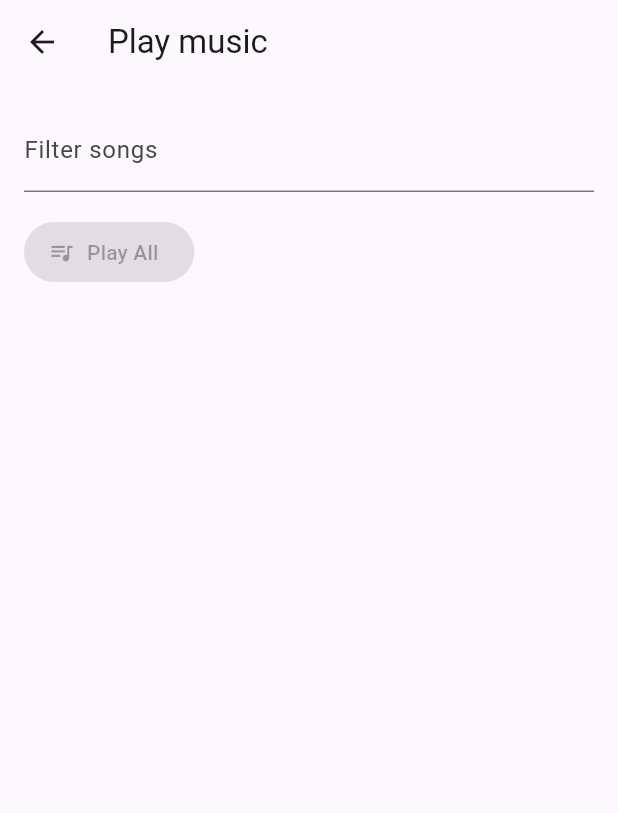
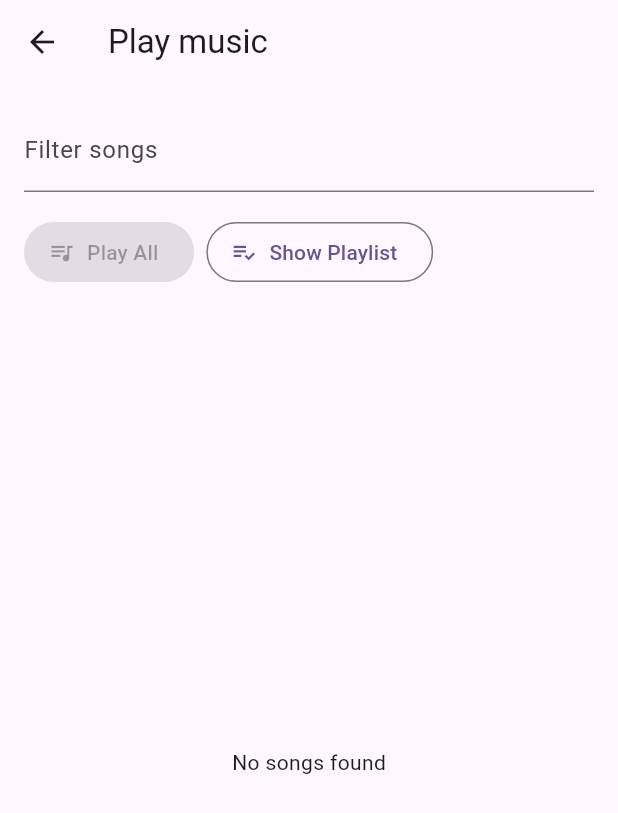
Before and after one commit to Lesrac/homeApplicationsClient, a Flutter app: the AudioScreen screen opened directly with empty values, on a phone screen of 412 x 824 dp. Shown: the top 813 px of the screen. Run offline on Flutter 3.47's test engine with Material 3 defaults, Android fonts, the phone set to English and light mode, and no system bars; our stand-ins replace audioplayers, shared_preferences; accounts and stored records are empty; network calls fail.

Commit message:
allow to create a single playlist

```diff
--- a/lib/screens/audio_screen.dart
+++ b/lib/screens/audio_screen.dart
@@ -27,6 +27,10 @@ class _AudioScreenState extends State<AudioScreen> {
   int _playAllIndex = 0;
   List<String> _playAllQueue = [];
   List<String> _songs = [];
+
+  // Playlist state
+  List<String> _playlist = [];
+  bool _showPlaylist = false;
 
   @override
   void initState() {
@@ -123,6 +127,26 @@ class _AudioScreenState extends State<AudioScreen> {
     await _play(_playAllQueue[_playAllIndex], fromPlayAll: true);
   }
 
+  void _addToPlaylist(String title) {
+    if (!_playlist.contains(title)) {
+      setState(() {
+        _playlist.add(title);
+      });
+    }
+  }
+
+  void _removeFromPlaylist(String title) {
+    setState(() {
+      _playlist.remove(title);
+    });
+  }
+
+  void _togglePlaylistView() {
+    setState(() {
+      _showPlaylist = !_showPlaylist;
+    });
+  }
+
   @override
   Widget build(BuildContext context) {
     final filteredSongs =
@@ -132,12 +156,13 @@ class _AudioScreenState extends State<AudioScreen> {
             )
             .toList();
 
+    final listToShow = _showPlaylist ? _playlist : filteredSongs;
+
     return Scaffold(
       appBar: AppBar(title: const Text('Play music')),
       body: Padding(
         padding: const EdgeInsets.all(16.0),
-        child:
-            _isLoading
+        child: _isLoading
             ? const Center(child: CircularProgressIndicator())
             : Column(
                 children: [
@@ -154,33 +179,77 @@ class _AudioScreenState extends State<AudioScreen> {
                   const SizedBox(height: 16),
                   if (_currentlyPlayingTitle != null)
                     SongProgressBar(duration: _duration, position: _position),
-                    Row(
-                      children: [
-                        ElevatedButton.icon(
-                          icon: const Icon(Icons.queue_music),
-                          label: const Text('Play All'),
-                          onPressed:
-                              (_isPlayingAll || filteredSongs.isEmpty)
-                                  ? null
-                                  : () => _playAll(filteredSongs),
-                        ),
-                        if (_isPlayingAll)
-                          Padding(
-                            padding: const EdgeInsets.only(left: 12.0),
-                            child: Text(
-                              'Playing all...',
-                              style: TextStyle(color: Colors.green[700]),
-                            ),
-                          ),
-                      ],
+                  PlayControlsRow(
+                    showPlaylist: _showPlaylist,
+                    isPlayingAll: _isPlayingAll,
+                    filteredSongs: filteredSongs,
+                    playlist: _playlist,
+                    onPlayAll: () => _playAll(filteredSongs),
+                    onPlayAllPlaylist: () => _playAll(_playlist),
+                    onTogglePlaylistView: _togglePlaylistView,
                   ),
                   const SizedBox(height: 16),
                   Expanded(
-                      child: ListView.builder(
-                        itemCount: filteredSongs.length,
+                    child: listToShow.isEmpty
+                        ? Center(
+                            child: Text(_showPlaylist
+                                ? 'Playlist is empty'
+                                : 'No songs found'),
+                          )
+                        : _showPlaylist
+                            ? ReorderableListView.builder(
+                                buildDefaultDragHandles: false,
+                                itemCount: _playlist.length,
+                                onReorder: (oldIndex, newIndex) {
+                                  setState(() {
+                                    if (newIndex > oldIndex) newIndex -= 1;
+                                    final item = _playlist.removeAt(oldIndex);
+                                    _playlist.insert(newIndex, item);
+                                  });
+                                },
                                 itemBuilder: (context, index) {
-                          final title = filteredSongs[index];
+                                  final title = _playlist[index];
                                   final isPlaying = _currentlyPlayingTitle == title;
+                                  return ReorderableDragStartListener(
+                                    key: ValueKey('$title-$index'),
+                                    index: index,
+                                    child: ListTile(
+                                      leading: IconButton(
+                                        icon: Icon(
+                                          isPlaying ? Icons.stop : Icons.play_arrow,
+                                        ),
+                                        onPressed: () {
+                                          if (isPlaying) {
+                                            _stop();
+                                          } else {
+                                            _play(title);
+                                          }
+                                        },
+                                      ),
+                                      title: Text(
+                                        title,
+                                        style: TextStyle(
+                                          fontWeight: isPlaying
+                                              ? FontWeight.bold
+                                              : FontWeight.normal,
+                                        ),
+                                      ),
+                                      trailing: IconButton(
+                                        icon: const Icon(Icons.remove_circle),
+                                        tooltip: 'Remove from playlist',
+                                        onPressed: () =>
+                                            _removeFromPlaylist(title),
+                                      ),
+                                    ),
+                                  );
+                                },
+                              )
+                            : ListView.builder(
+                                itemCount: listToShow.length,
+                                itemBuilder: (context, index) {
+                                  final title = listToShow[index];
+                                  final isPlaying = _currentlyPlayingTitle == title;
+                                  final inPlaylist = _playlist.contains(title);
                                   return ListTile(
                                     leading: IconButton(
                                       icon: Icon(
@@ -197,11 +266,24 @@ class _AudioScreenState extends State<AudioScreen> {
                                     title: Text(
                                       title,
                                       style: TextStyle(
-                                fontWeight:
-                                    isPlaying
+                                        fontWeight: isPlaying
                                             ? FontWeight.bold
                                             : FontWeight.normal,
                                       ),
+                                    ),
+                                    trailing: IconButton(
+                                      icon: Icon(
+                                        inPlaylist
+                                            ? Icons.playlist_add_check
+                                            : Icons.playlist_add,
+                                        color: inPlaylist ? Colors.green : null,
+                                      ),
+                                      tooltip: inPlaylist
+                                          ? 'Already in playlist'
+                                          : 'Add to playlist',
+                                      onPressed: inPlaylist
+                                          ? null
+                                          : () => _addToPlaylist(title),
                                     ),
                                   );
                                 },
@@ -210,6 +292,68 @@ class _AudioScreenState extends State<AudioScreen> {
                 ],
               ),
       ),
+    );
+  }
+}
+
+class PlayControlsRow extends StatelessWidget {
+  final bool showPlaylist;
+  final bool isPlayingAll;
+  final List<String> filteredSongs;
+  final List<String> playlist;
+  final VoidCallback onPlayAll;
+  final VoidCallback onPlayAllPlaylist;
+  final VoidCallback onTogglePlaylistView;
+
+  const PlayControlsRow({
+    super.key,
+    required this.showPlaylist,
+    required this.isPlayingAll,
+    required this.filteredSongs,
+    required this.playlist,
+    required this.onPlayAll,
+    required this.onPlayAllPlaylist,
+    required this.onTogglePlaylistView,
+  });
+
+  @override
+  Widget build(BuildContext context) {
+    return Row(
+      children: [
+        if (!showPlaylist)
+          ElevatedButton.icon(
+            icon: const Icon(Icons.queue_music),
+            label: const Text('Play All'),
+            onPressed:
+                (isPlayingAll || filteredSongs.isEmpty) ? null : onPlayAll,
+          ),
+        if (showPlaylist)
+          ElevatedButton.icon(
+            icon: const Icon(Icons.playlist_play),
+            label: const Text('Play All (Playlist)'),
+            onPressed: (isPlayingAll || playlist.isEmpty)
+                ? null
+                : onPlayAllPlaylist,
+          ),
+        const SizedBox(width: 8),
+        OutlinedButton.icon(
+          icon: Icon(showPlaylist
+              ? Icons.library_music
+              : Icons.playlist_add_check),
+          label: Text(showPlaylist
+              ? 'Show All Songs'
+              : 'Show Playlist'),
+          onPressed: onTogglePlaylistView,
+        ),
+        if (isPlayingAll)
+          Padding(
+            padding: const EdgeInsets.only(left: 12.0),
+            child: Text(
+              'Playing all...',
+              style: TextStyle(color: Colors.green[700]),
+            ),
+          ),
+      ],
     );
   }
 }
```
Lines whose indentation alone changed are shown as unchanged.
